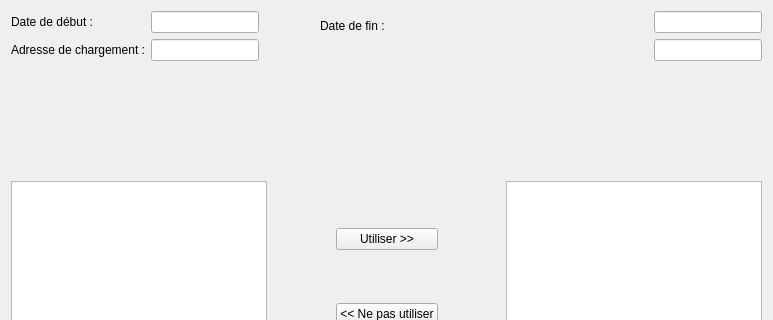
This is CODE/dialogajoutdossiercommercial.ui in dervieuxC/gestionDemenagementCorrige as Qt 5 draws it before an edit; both pictures show x 0 to 773 and y 0 to 320 of the 773 by 916 pixel window. The edited form follows.
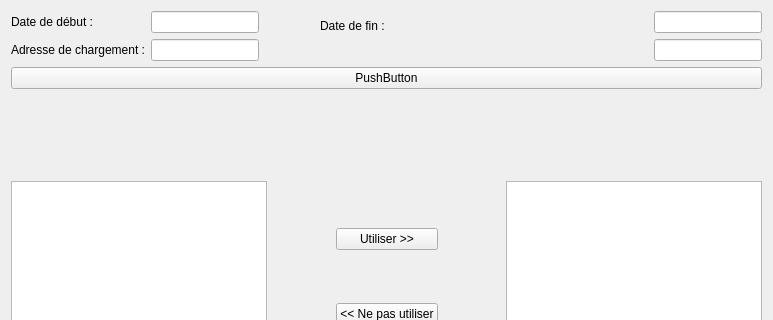
This is the edited form.

Commit message: ajout du fichier perdue v5

What changed in the file:
```diff
--- a/CODE/dialogajoutdossiercommercial.ui
+++ b/CODE/dialogajoutdossiercommercial.ui
@@ -105,6 +105,13 @@
      </item>
     </layout>
    </item>
+   <item>
+    <widget class="QPushButton" name="pushButton">
+     <property name="text">
+      <string>PushButton</string>
+     </property>
+    </widget>
+   </item>
    <item>
     <spacer name="verticalSpacer_3">
      <property name="orientation">
```
